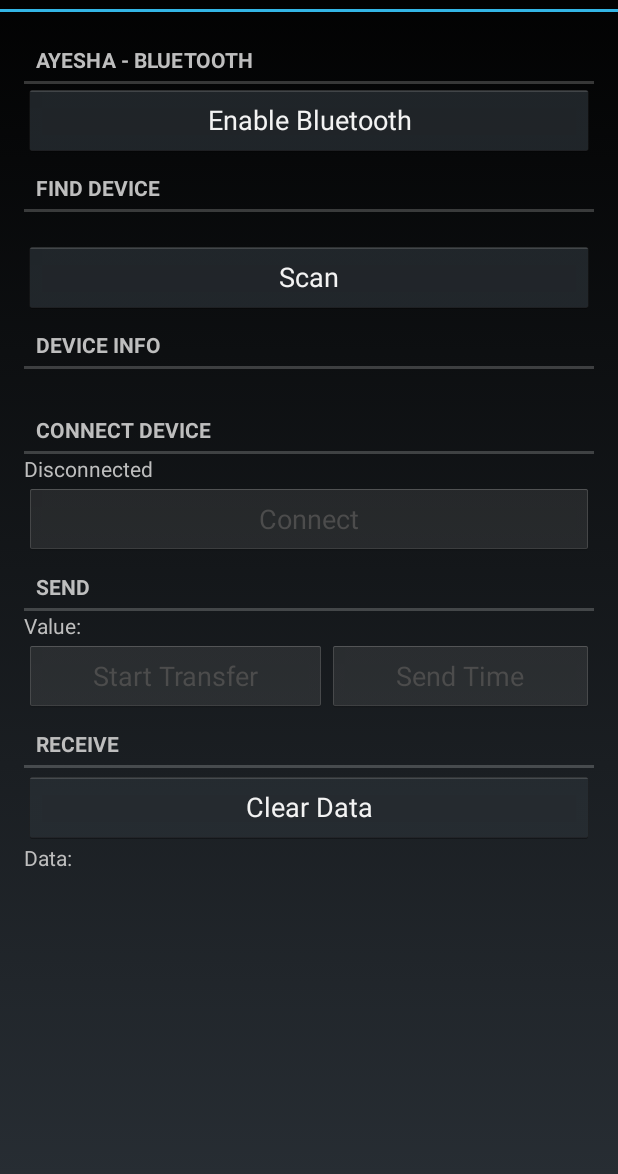
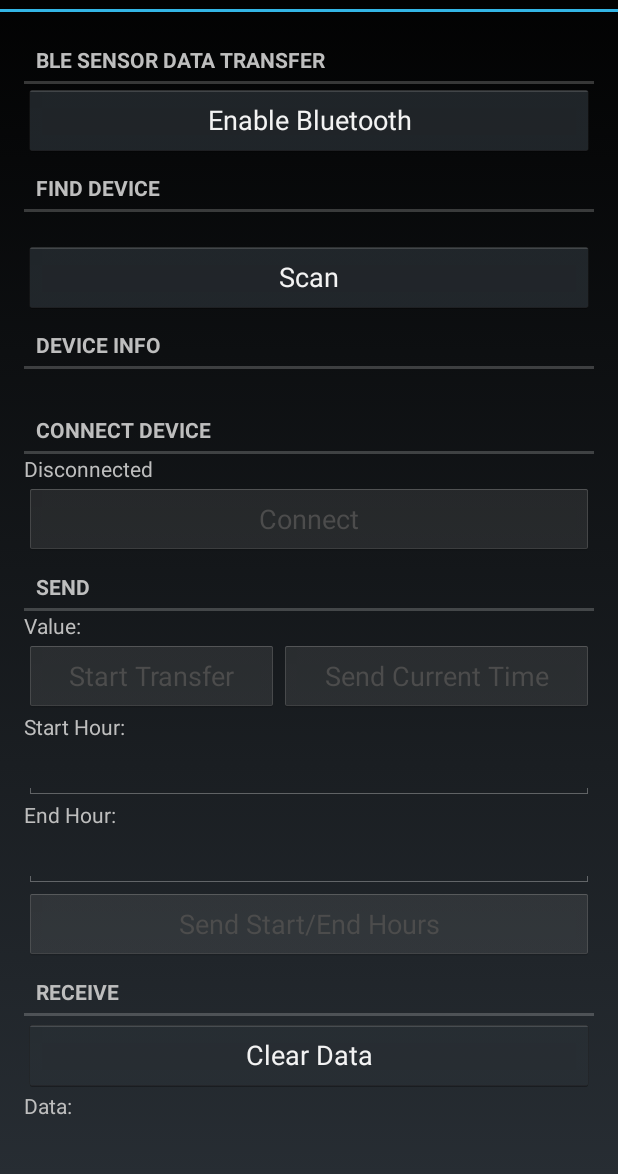
Before and after one commit to nsaquib/BLE_Proximity_Network, an Android app: the screen it shows after launch (MainActivity), on a phone screen of 412 x 824 dp, the part 60-1234 px from its top. Run offline under Robolectric (Android 15) with nearby library versions, the phone set to English and light mode, and no system bars.

Commit message:
Added start and end hour inputs

```diff
--- a/apps/BulkDataTransferApp/src/main/java/com/lannbox/rfduinotest/MainActivity.java
+++ b/apps/BulkDataTransferApp/src/main/java/com/lannbox/rfduinotest/MainActivity.java
@@ -46,8 +46,9 @@ public class MainActivity extends Activity implements BluetoothAdapter.LeScanCal
     private TextView connectionStatusText;
     private Button connectButton;
     private EditData valueEdit;
-    private Button sendZeroButton;
-    private Button sendValueButton;
+    private Button startTransferButton;
+    private Button sendTimeButton;
+    private Button sendHoursButton;
     private Button clearButton;
     private LinearLayout dataLayout;
 
@@ -157,16 +158,16 @@ public class MainActivity extends Activity implements BluetoothAdapter.LeScanCal
             }
         });
 
-        sendZeroButton = (Button) findViewById(R.id.sendZero);
-        sendZeroButton.setOnClickListener(new View.OnClickListener() {
+        startTransferButton = (Button) findViewById(R.id.startTransfer);
+        startTransferButton.setOnClickListener(new View.OnClickListener() {
             @Override
             public void onClick(View v) {
                 rfduinoService.send(new byte[]{0});
             }
         });
 
-        sendValueButton = (Button) findViewById(R.id.sendValue);
-        sendValueButton.setOnClickListener(new View.OnClickListener() {
+        sendTimeButton = (Button) findViewById(R.id.sendTime);
+        sendTimeButton.setOnClickListener(new View.OnClickListener() {
             @Override
             public void onClick(View v) {
                 int dateInSec = (int) (System.currentTimeMillis() / 1000);
@@ -176,6 +177,27 @@ public class MainActivity extends Activity implements BluetoothAdapter.LeScanCal
                 //rfduinoService.send(new byte[]{2});
                 addData(bytes);
                 writeData(data_to_write);
+            }
+        });
+
+        sendHoursButton = (Button) findViewById(R.id.sendHours);
+        sendHoursButton.setOnClickListener(new View.OnClickListener() {
+            @Override
+            public void onClick(View v) {
+                android.widget.EditText startHour   = (android.widget.EditText)findViewById(R.id.startHour);
+                android.widget.EditText endHour   = (android.widget.EditText)findViewById(R.id.endHour);
+                android.util.Log.e("startHour", startHour.getText().toString());
+                String startHourString = "startHour: " + startHour.getText().toString();
+                android.util.Log.e("endHour", endHour.getText().toString());
+                String endHourString = "endHour: " + endHour.getText().toString();
+                byte[] startBytes = startHourString.getBytes();
+                rfduinoService.send(startBytes);
+                addData(startBytes);
+                //writeData(data_to_write);
+                byte[] endBytes = endHourString.getBytes();
+                rfduinoService.send(endBytes);
+                addData(endBytes);
+                //writeData(data_to_write);
             }
         });
 
@@ -264,8 +286,9 @@ public class MainActivity extends Activity implements BluetoothAdapter.LeScanCal
         connectButton.setEnabled(bluetoothDevice != null && state == STATE_DISCONNECTED);
 
         // Send
-        sendZeroButton.setEnabled(connected);
-        sendValueButton.setEnabled(connected);
+        startTransferButton.setEnabled(connected);
+        sendTimeButton.setEnabled(connected);
+        sendHoursButton.setEnabled(connected);
     }
 
     /* Checks if external storage is available for read and write */
--- a/apps/BulkDataTransferApp/src/main/res/layout/activity_main.xml
+++ b/apps/BulkDataTransferApp/src/main/res/layout/activity_main.xml
@@ -21,7 +21,7 @@
             android:layout_width="fill_parent"
             android:layout_height="wrap_content"
             android:id="@+id/textView"
-            android:text="Ayesha - Bluetooth" />
+            android:text="BLE Sensor Data Transfer" />
 
         <Button
             android:layout_width="fill_parent"
@@ -110,19 +110,54 @@
                 android:layout_width="wrap_content"
                 android:layout_height="wrap_content"
                 android:text="Start Transfer"
-                android:id="@+id/sendZero"
+                android:id="@+id/startTransfer"
                 android:layout_weight="1"
                 android:enabled="false" />
 
             <Button
                 android:layout_width="wrap_content"
                 android:layout_height="wrap_content"
-                android:text="Send Time"
-                android:id="@+id/sendValue"
+                android:text="Send Current Time"
+                android:id="@+id/sendTime"
                 android:layout_weight="1"
                 android:enabled="false" />
 
         </LinearLayout>
+
+        <TextView
+            android:layout_width="wrap_content"
+            android:layout_height="wrap_content"
+            android:text="Start Hour:"
+            android:id="@+id/textView9" />
+
+        <EditText
+            android:layout_width="match_parent"
+            android:layout_height="wrap_content"
+            android:inputType="time"
+            android:ems="10"
+            android:id="@+id/startHour"
+            android:layout_gravity="center_horizontal" />
+        <TextView
+            android:layout_width="wrap_content"
+            android:layout_height="wrap_content"
+            android:text="End Hour:"
+            android:id="@+id/textView9" />
+
+        <EditText
+            android:layout_width="match_parent"
+            android:layout_height="wrap_content"
+            android:inputType="time"
+            android:ems="10"
+            android:id="@+id/endHour"
+            android:layout_gravity="center_horizontal" />
+
+        <Button
+            android:layout_width="fill_parent"
+            android:layout_height="wrap_content"
+            android:text="Send Start/End Hours"
+            android:id="@+id/sendHours"
+            android:layout_gravity="center_horizontal"
+            android:enabled="false" />
 
         <TextView
             style="?android:attr/listSeparatorTextViewStyle"
```
Also changed, not shown: 24 other files.
